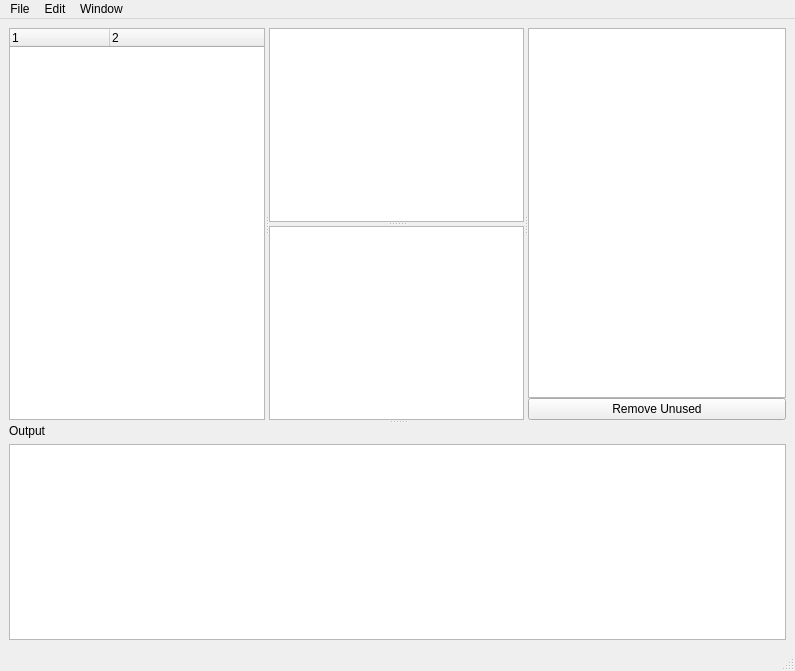
Above: gui/window.ui from Phrogz/RUIC before the change. Below: the same form after it.
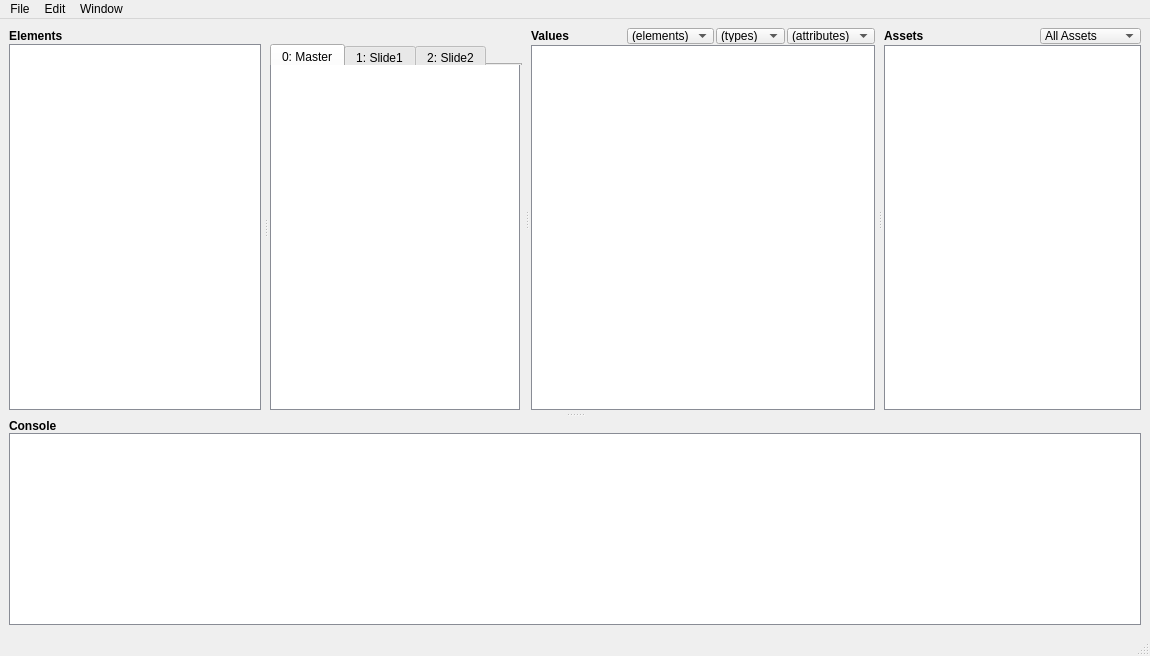
That is the form after the change. Icons and pictures are not drawn.

```diff
--- a/gui/window.ui
+++ b/gui/window.ui
@@ -6,13 +6,19 @@
    <rect>
     <x>0</x>
     <y>0</y>
-    <width>795</width>
-    <height>671</height>
+    <width>1150</width>
+    <height>656</height>
    </rect>
   </property>
   <property name="windowTitle">
    <string>UIC Inspectamator</string>
   </property>
+  <property name="styleSheet">
+   <string notr="true">QPlainTextEdit, QTableView, QTreeView { border:1px solid #898c95 }</string>
+  </property>
+  <property name="unifiedTitleAndToolBarOnMac">
+   <bool>false</bool>
+  </property>
   <widget class="QWidget" name="centralwidget">
    <property name="sizePolicy">
     <sizepolicy hsizetype="Preferred" vsizetype="Minimum">
@@ -23,106 +29,574 @@
    <property name="autoFillBackground">
     <bool>true</bool>
    </property>
-   <layout class="QHBoxLayout" name="horizontalLayout">
+   <layout class="QVBoxLayout" name="verticalLayout_4">
     <item>
-     <widget class="QSplitter" name="splitter_4">
+     <widget class="QSplitter" name="mainSplitter">
+      <property name="lineWidth">
+       <number>0</number>
+      </property>
       <property name="orientation">
        <enum>Qt::Vertical</enum>
       </property>
-      <widget class="QSplitter" name="splitter_3">
+      <property name="handleWidth">
+       <number>9</number>
+      </property>
+      <widget class="QSplitter" name="topRowSplitter">
+       <property name="sizePolicy">
+        <sizepolicy hsizetype="Expanding" vsizetype="Preferred">
+         <horstretch>0</horstretch>
+         <verstretch>1</verstretch>
+        </sizepolicy>
+       </property>
        <property name="orientation">
         <enum>Qt::Horizontal</enum>
        </property>
-       <widget class="QSplitter" name="splitter_2">
-        <property name="orientation">
-         <enum>Qt::Horizontal</enum>
-        </property>
-        <widget class="QTreeWidget" name="appHierarchy">
-         <property name="uniformRowHeights">
-          <bool>true</bool>
-         </property>
-         <property name="headerHidden">
-          <bool>false</bool>
-         </property>
-         <property name="columnCount">
-          <number>2</number>
-         </property>
-         <column>
-          <property name="text">
-           <string notr="true">1</string>
-          </property>
-         </column>
-         <column>
-          <property name="text">
-           <string notr="true">2</string>
-          </property>
-         </column>
-        </widget>
-        <widget class="QSplitter" name="splitter">
-         <property name="orientation">
-          <enum>Qt::Vertical</enum>
-         </property>
-         <widget class="QListView" name="availSlides">
-          <property name="gridSize">
-           <size>
-            <width>0</width>
-            <height>0</height>
-           </size>
-          </property>
-         </widget>
-         <widget class="QTableView" name="inspector">
-          <property name="horizontalScrollBarPolicy">
-           <enum>Qt::ScrollBarAlwaysOff</enum>
-          </property>
-          <property name="showGrid">
-           <bool>true</bool>
-          </property>
-          <property name="wordWrap">
-           <bool>false</bool>
-          </property>
-         </widget>
-        </widget>
-       </widget>
+       <property name="handleWidth">
+        <number>9</number>
+       </property>
+       <property name="childrenCollapsible">
+        <bool>false</bool>
+       </property>
        <widget class="QWidget" name="layoutWidget">
         <layout class="QVBoxLayout" name="assetsLayout">
          <property name="spacing">
           <number>0</number>
          </property>
          <item>
-          <widget class="QTreeView" name="assetView">
+          <widget class="QLabel" name="elementsHeader">
            <property name="sizePolicy">
-            <sizepolicy hsizetype="Expanding" vsizetype="Ignored">
+            <sizepolicy hsizetype="Preferred" vsizetype="Fixed">
              <horstretch>0</horstretch>
              <verstretch>0</verstretch>
             </sizepolicy>
            </property>
-          </widget>
-         </item>
-         <item>
-          <widget class="QPushButton" name="removeUnusedAssets">
+           <property name="minimumSize">
+            <size>
+             <width>61</width>
+             <height>16</height>
+            </size>
+           </property>
+           <property name="maximumSize">
+            <size>
+             <width>16777215</width>
+             <height>16</height>
+            </size>
+           </property>
+           <property name="font">
+            <font>
+             <weight>75</weight>
+             <bold>true</bold>
+            </font>
+           </property>
            <property name="text">
-            <string>Remove Unused</string>
+            <string>Elements</string>
+           </property>
+          </widget>
+         </item>
+         <item>
+          <widget class="QSplitter" name="elementsSplitter">
+           <property name="sizePolicy">
+            <sizepolicy hsizetype="Expanding" vsizetype="Expanding">
+             <horstretch>0</horstretch>
+             <verstretch>0</verstretch>
+            </sizepolicy>
+           </property>
+           <property name="minimumSize">
+            <size>
+             <width>361</width>
+             <height>0</height>
+            </size>
+           </property>
+           <property name="maximumSize">
+            <size>
+             <width>16777215</width>
+             <height>16777215</height>
+            </size>
+           </property>
+           <property name="orientation">
+            <enum>Qt::Horizontal</enum>
+           </property>
+           <property name="handleWidth">
+            <number>9</number>
+           </property>
+           <property name="childrenCollapsible">
+            <bool>false</bool>
+           </property>
+           <widget class="QTreeView" name="elements">
+            <property name="minimumSize">
+             <size>
+              <width>0</width>
+              <height>60</height>
+             </size>
+            </property>
+            <property name="styleSheet">
+             <string notr="true"/>
+            </property>
+            <property name="lineWidth">
+             <number>1</number>
+            </property>
+            <property name="horizontalScrollBarPolicy">
+             <enum>Qt::ScrollBarAlwaysOff</enum>
+            </property>
+            <property name="uniformRowHeights">
+             <bool>true</bool>
+            </property>
+            <property name="headerHidden">
+             <bool>false</bool>
+            </property>
+           </widget>
+           <widget class="QWidget" name="layoutWidget">
+            <layout class="QVBoxLayout" name="verticalLayout">
+             <property name="spacing">
+              <number>0</number>
+             </property>
+             <item>
+              <widget class="QTabWidget" name="slideTabs">
+               <property name="sizePolicy">
+                <sizepolicy hsizetype="Expanding" vsizetype="Fixed">
+                 <horstretch>0</horstretch>
+                 <verstretch>0</verstretch>
+                </sizepolicy>
+               </property>
+               <property name="maximumSize">
+                <size>
+                 <width>16777215</width>
+                 <height>21</height>
+                </size>
+               </property>
+               <property name="currentIndex">
+                <number>0</number>
+               </property>
+               <property name="iconSize">
+                <size>
+                 <width>32</width>
+                 <height>32</height>
+                </size>
+               </property>
+               <widget class="QWidget" name="tab_3">
+                <property name="maximumSize">
+                 <size>
+                  <width>16777215</width>
+                  <height>0</height>
+                 </size>
+                </property>
+                <attribute name="title">
+                 <string notr="true">0: Master</string>
+                </attribute>
+                <layout class="QHBoxLayout" name="horizontalLayout"/>
+               </widget>
+               <widget class="QWidget" name="tab_4">
+                <property name="maximumSize">
+                 <size>
+                  <width>16777215</width>
+                  <height>0</height>
+                 </size>
+                </property>
+                <attribute name="title">
+                 <string notr="true">1: Slide1</string>
+                </attribute>
+               </widget>
+               <widget class="QWidget" name="tab_5">
+                <attribute name="title">
+                 <string notr="true">2: Slide2</string>
+                </attribute>
+               </widget>
+              </widget>
+             </item>
+             <item>
+              <widget class="QTableView" name="inspector">
+               <property name="minimumSize">
+                <size>
+                 <width>0</width>
+                 <height>60</height>
+                </size>
+               </property>
+               <property name="styleSheet">
+                <string notr="true">#inspector { border-top:none; margin-right:2px /*hack to line up with border on tabs */ }</string>
+               </property>
+               <property name="horizontalScrollBarPolicy">
+                <enum>Qt::ScrollBarAlwaysOff</enum>
+               </property>
+               <property name="showGrid">
+                <bool>true</bool>
+               </property>
+               <property name="wordWrap">
+                <bool>false</bool>
+               </property>
+              </widget>
+             </item>
+            </layout>
+           </widget>
+          </widget>
+         </item>
+        </layout>
+       </widget>
+       <widget class="QWidget" name="layoutWidget">
+        <layout class="QVBoxLayout" name="valuesBox">
+         <property name="spacing">
+          <number>0</number>
+         </property>
+         <item>
+          <layout class="QHBoxLayout" name="valuesHeaderBox">
+           <property name="spacing">
+            <number>2</number>
+           </property>
+           <property name="bottomMargin">
+            <number>1</number>
+           </property>
+           <item>
+            <widget class="QLabel" name="valuesHeader">
+             <property name="sizePolicy">
+              <sizepolicy hsizetype="Preferred" vsizetype="Fixed">
+               <horstretch>0</horstretch>
+               <verstretch>0</verstretch>
+              </sizepolicy>
+             </property>
+             <property name="minimumSize">
+              <size>
+               <width>45</width>
+               <height>0</height>
+              </size>
+             </property>
+             <property name="maximumSize">
+              <size>
+               <width>16777215</width>
+               <height>16</height>
+              </size>
+             </property>
+             <property name="font">
+              <font>
+               <weight>75</weight>
+               <bold>true</bold>
+              </font>
+             </property>
+             <property name="text">
+              <string>Values</string>
+             </property>
+            </widget>
+           </item>
+           <item>
+            <spacer name="hspace">
+             <property name="orientation">
+              <enum>Qt::Horizontal</enum>
+             </property>
+             <property name="sizeHint" stdset="0">
+              <size>
+               <width>48</width>
+               <height>13</height>
+              </size>
+             </property>
+            </spacer>
+           </item>
+           <item>
+            <widget class="QComboBox" name="comboBox_2">
+             <property name="minimumSize">
+              <size>
+               <width>76</width>
+               <height>0</height>
+              </size>
+             </property>
+             <property name="maximumSize">
+              <size>
+               <width>87</width>
+               <height>16</height>
+              </size>
+             </property>
+             <property name="maxVisibleItems">
+              <number>15</number>
+             </property>
+             <item>
+              <property name="text">
+               <string>(elements)</string>
+              </property>
+             </item>
+             <item>
+              <property name="text">
+               <string>scenes</string>
+              </property>
+             </item>
+             <item>
+              <property name="text">
+               <string>layers</string>
+              </property>
+             </item>
+             <item>
+              <property name="text">
+               <string>cameras</string>
+              </property>
+             </item>
+             <item>
+              <property name="text">
+               <string>lights</string>
+              </property>
+             </item>
+             <item>
+              <property name="text">
+               <string>groups</string>
+              </property>
+             </item>
+             <item>
+              <property name="text">
+               <string>models</string>
+              </property>
+             </item>
+             <item>
+              <property name="text">
+               <string>materials</string>
+              </property>
+             </item>
+             <item>
+              <property name="text">
+               <string>text</string>
+              </property>
+             </item>
+             <item>
+              <property name="text">
+               <string>components</string>
+              </property>
+             </item>
+             <item>
+              <property name="text">
+               <string>behaviors</string>
+              </property>
+             </item>
+            </widget>
+           </item>
+           <item>
+            <widget class="QComboBox" name="comboBox_3">
+             <property name="minimumSize">
+              <size>
+               <width>69</width>
+               <height>0</height>
+              </size>
+             </property>
+             <property name="maximumSize">
+              <size>
+               <width>69</width>
+               <height>16</height>
+              </size>
+             </property>
+             <item>
+              <property name="text">
+               <string>(types)</string>
+              </property>
+             </item>
+             <item>
+              <property name="text">
+               <string>floats</string>
+              </property>
+             </item>
+             <item>
+              <property name="text">
+               <string>integers</string>
+              </property>
+             </item>
+             <item>
+              <property name="text">
+               <string>colors</string>
+              </property>
+             </item>
+             <item>
+              <property name="text">
+               <string>strings</string>
+              </property>
+             </item>
+             <item>
+              <property name="text">
+               <string>fonts</string>
+              </property>
+             </item>
+             <item>
+              <property name="text">
+               <string>fontsizes</string>
+              </property>
+             </item>
+             <item>
+              <property name="text">
+               <string>vectors</string>
+              </property>
+             </item>
+             <item>
+              <property name="text">
+               <string>rotations</string>
+              </property>
+             </item>
+            </widget>
+           </item>
+           <item>
+            <widget class="QComboBox" name="comboBox_4">
+             <property name="sizePolicy">
+              <sizepolicy hsizetype="Minimum" vsizetype="Fixed">
+               <horstretch>0</horstretch>
+               <verstretch>0</verstretch>
+              </sizepolicy>
+             </property>
+             <property name="minimumSize">
+              <size>
+               <width>80</width>
+               <height>0</height>
+              </size>
+             </property>
+             <property name="maximumSize">
+              <size>
+               <width>16777215</width>
+               <height>16</height>
+              </size>
+             </property>
+             <item>
+              <property name="text">
+               <string>(attributes)</string>
+              </property>
+             </item>
+            </widget>
+           </item>
+          </layout>
+         </item>
+         <item>
+          <widget class="QTableView" name="tableView">
+           <property name="minimumSize">
+            <size>
+             <width>0</width>
+             <height>60</height>
+            </size>
+           </property>
+          </widget>
+         </item>
+        </layout>
+       </widget>
+       <widget class="QWidget" name="layoutWidget">
+        <layout class="QVBoxLayout" name="assetsBox">
+         <property name="spacing">
+          <number>0</number>
+         </property>
+         <item>
+          <layout class="QHBoxLayout" name="assetsHeaderBox">
+           <property name="bottomMargin">
+            <number>1</number>
+           </property>
+           <item>
+            <widget class="QLabel" name="assetsHeader">
+             <property name="sizePolicy">
+              <sizepolicy hsizetype="Preferred" vsizetype="Fixed">
+               <horstretch>0</horstretch>
+               <verstretch>0</verstretch>
+              </sizepolicy>
+             </property>
+             <property name="minimumSize">
+              <size>
+               <width>46</width>
+               <height>16</height>
+              </size>
+             </property>
+             <property name="maximumSize">
+              <size>
+               <width>16777215</width>
+               <height>16</height>
+              </size>
+             </property>
+             <property name="font">
+              <font>
+               <weight>75</weight>
+               <bold>true</bold>
+              </font>
+             </property>
+             <property name="text">
+              <string>Assets</string>
+             </property>
+            </widget>
+           </item>
+           <item>
+            <spacer name="hspace_2">
+             <property name="orientation">
+              <enum>Qt::Horizontal</enum>
+             </property>
+             <property name="sizeHint" stdset="0">
+              <size>
+               <width>40</width>
+               <height>16</height>
+              </size>
+             </property>
+            </spacer>
+           </item>
+           <item>
+            <widget class="QComboBox" name="comboBox">
+             <property name="minimumSize">
+              <size>
+               <width>69</width>
+               <height>16</height>
+              </size>
+             </property>
+             <property name="maximumSize">
+              <size>
+               <width>16777215</width>
+               <height>16</height>
+              </size>
+             </property>
+             <item>
+              <property name="text">
+               <string>All Assets</string>
+              </property>
+             </item>
+             <item>
+              <property name="text">
+               <string>Used Only</string>
+              </property>
+             </item>
+             <item>
+              <property name="text">
+               <string>Unused Only</string>
+              </property>
+             </item>
+            </widget>
+           </item>
+          </layout>
+         </item>
+         <item>
+          <widget class="QTreeView" name="assetView">
+           <property name="sizePolicy">
+            <sizepolicy hsizetype="Expanding" vsizetype="Expanding">
+             <horstretch>0</horstretch>
+             <verstretch>0</verstretch>
+            </sizepolicy>
+           </property>
+           <property name="minimumSize">
+            <size>
+             <width>131</width>
+             <height>101</height>
+            </size>
            </property>
           </widget>
          </item>
         </layout>
        </widget>
       </widget>
-      <widget class="QWidget" name="">
-       <layout class="QVBoxLayout" name="outputLayout">
-        <property name="sizeConstraint">
-         <enum>QLayout::SetMaximumSize</enum>
+      <widget class="QWidget" name="layoutWidget">
+       <layout class="QVBoxLayout" name="ConsoleBox" stretch="0,0">
+        <property name="spacing">
+         <number>0</number>
         </property>
         <item>
          <widget class="QLabel" name="label">
           <property name="sizePolicy">
-           <sizepolicy hsizetype="Preferred" vsizetype="Maximum">
+           <sizepolicy hsizetype="Preferred" vsizetype="Fixed">
             <horstretch>0</horstretch>
             <verstretch>0</verstretch>
            </sizepolicy>
           </property>
+          <property name="maximumSize">
+           <size>
+            <width>16777215</width>
+            <height>16</height>
+           </size>
+          </property>
+          <property name="font">
+           <font>
+            <weight>75</weight>
+            <bold>true</bold>
+           </font>
+          </property>
           <property name="text">
-           <string>Output</string>
+           <string>Console</string>
           </property>
          </widget>
         </item>
@@ -137,6 +611,12 @@
             <verstretch>0</verstretch>
            </sizepolicy>
           </property>
+          <property name="minimumSize">
+           <size>
+            <width>0</width>
+            <height>41</height>
+           </size>
+          </property>
           <property name="undoRedoEnabled">
            <bool>false</bool>
           </property>
@@ -162,8 +642,8 @@
     <rect>
      <x>0</x>
      <y>0</y>
-     <width>795</width>
-     <height>22</height>
+     <width>1150</width>
+     <height>21</height>
     </rect>
    </property>
    <widget class="QMenu" name="menuFile">
```
Left out of the diff: 65 changed lines with no effect on the pictures.
